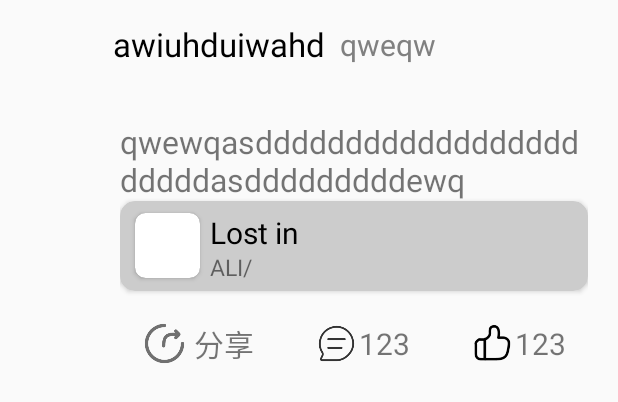
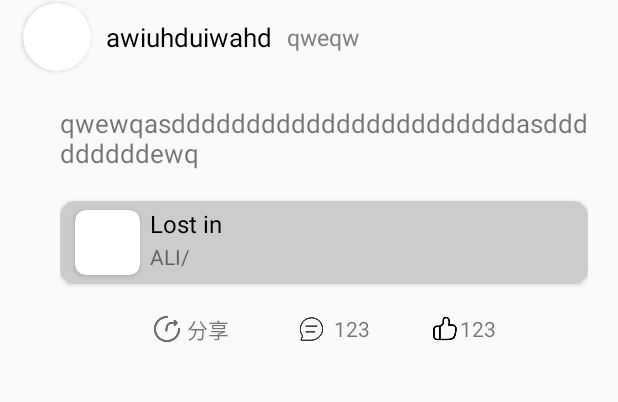
Before and after one commit to xoliu1/XoliuMusic, an Android app: the layout dongtai_item.xml on its own in the app's theme, with its tools: preview values and no code run, on a phone screen of 412 x 824 dp. Shown: the top 402 px of the screen. Run offline under Robolectric (Android 15) with nearby library versions, the phone set to English and light mode, and no system bars.

Commit message:
社区界面的View结构写完

```diff
--- a/app/src/main/java/com/xoliu/xoliumusic/DataBean/dongtai.kt
+++ b/app/src/main/java/com/xoliu/xoliumusic/DataBean/dongtai.kt
@@ -11,8 +11,8 @@ class dongtai {
     var songName:String
     var songSinger:String
     var random = Random()
-    var pinglunNum:Int = random.nextInt(901) + 107
-    var dianzanNum:Int = random.nextInt(9003) + 1006
+    var pinglunNum:String = (random.nextInt(901) + 107).toString()
+    var dianzanNum:String = (random.nextInt(9003) + 1006).toString()
 
     constructor(
         userImg: Int,
--- a/app/src/main/java/com/xoliu/xoliumusic/ui/Main/Fragment/MineFragment.kt
+++ b/app/src/main/java/com/xoliu/xoliumusic/ui/Main/Fragment/MineFragment.kt
@@ -34,7 +34,7 @@ class MineFragment : BaseFragment<FragmentMineBinding>() {
 
     var geDanList1 = ArrayList<gedan>()
     var geDanList2 = ArrayList<gedan>()
-    var geDanList3 = ArrayList<gedan>()
+
     override fun onCreate(savedInstanceState: Bundle?) {
         super.onCreate(savedInstanceState)
 
--- a/app/src/main/res/layout/dongtai_item.xml
+++ b/app/src/main/res/layout/dongtai_item.xml
@@ -6,28 +6,38 @@
     android:orientation="vertical">
     <LinearLayout
         android:layout_width="match_parent"
-        android:layout_height="60dp"
+        android:layout_height="50dp"
         android:orientation="horizontal">
+        <androidx.cardview.widget.CardView
+            android:layout_width="wrap_content"
+            android:layout_height="wrap_content"
+            android:layout_gravity="left|center"
+            android:layout_marginLeft="15dp"
+            app:cardCornerRadius="100dp">
         <ImageView
             android:id="@+id/touXiang"
-            android:layout_width="60dp"
-            android:layout_height="60dp"
-            android:layout_gravity="left"
-            android:layout_marginLeft="15dp"/>
+            android:layout_width="45dp"
+            android:layout_height="45dp"
+
+            android:adjustViewBounds="true"/>
+        </androidx.cardview.widget.CardView>
         <TextView
             android:id="@+id/UserName"
             android:layout_width="wrap_content"
             android:layout_height="30dp"
             android:textColor="@color/black"
+            android:layout_marginLeft="10dp"
             android:text="awiuhduiwahd"
-            android:textSize="22sp"
+            android:textSize="17sp"
+            android:gravity="center"
             android:layout_gravity="center"/>
         <TextView
             android:id="@+id/userAction"
             android:layout_width="wrap_content"
             android:layout_height="27dp"
             android:layout_gravity="center"
-            android:textSize="20sp"
+            android:gravity="center"
+            android:textSize="15sp"
             android:layout_marginLeft="10dp"
             android:text="qweqw"
             android:textColor="@color/gray"
@@ -37,7 +47,7 @@
     <LinearLayout
         android:layout_width="match_parent"
         android:layout_height="wrap_content"
-        android:paddingStart="80dp"
+        android:paddingStart="40dp"
         android:paddingRight="20dp"
         android:paddingTop="20dp"
         android:orientation="vertical">
@@ -46,12 +56,13 @@
             android:layout_width="match_parent"
             android:layout_height="wrap_content"
             android:text="qwewqasdddddddddddddddddddddddasdddddddddewq"
-            android:textSize="21sp"/>
+            android:textSize="17sp"/>
         <androidx.cardview.widget.CardView
             android:layout_width="match_parent"
-            android:layout_height="60dp"
+            android:layout_height="55dp"
             app:cardCornerRadius="10dp"
-            app:cardBackgroundColor="@color/gray_cc">
+            app:cardBackgroundColor="@color/gray_cc"
+            android:layout_marginTop="20dp">
             <androidx.cardview.widget.CardView
                 android:layout_width="wrap_content"
                 android:layout_height="wrap_content"
@@ -68,18 +79,18 @@
                 android:id="@+id/songName"
                 android:layout_width="wrap_content"
                 android:layout_marginLeft="60dp"
-                android:layout_marginTop="7dp"
+                android:layout_marginTop="4dp"
                 android:text="Lost in"
                 android:textColor="@color/black"
                 android:layout_height="wrap_content"
-                android:textSize="20sp"/>
+                android:textSize="16sp"/>
             <TextView
                 android:id="@+id/songSinger"
                 android:layout_width="wrap_content"
                 android:layout_height="wrap_content"
                 android:layout_marginLeft="60dp"
-                android:layout_marginTop="33dp"
-                android:textSize="15sp"
+                android:layout_marginTop="27dp"
+                android:textSize="14sp"
                 android:text="ALI/"/>
 
 
@@ -88,13 +99,13 @@
         <LinearLayout
             android:layout_marginTop="20dp"
             android:layout_width="match_parent"
-            android:layout_height="30dp"
+            android:layout_height="20dp"
             android:orientation="horizontal"
             android:layout_gravity="bottom"
             android:gravity="center">
             <ImageView
-                android:layout_width="30dp"
-                android:layout_height="30dp"
+                android:layout_width="20dp"
+                android:layout_height="20dp"
                 android:src="@drawable/share"
                 android:adjustViewBounds="true"/>
             <TextView
@@ -102,10 +113,10 @@
                 android:layout_height="40dp"
                 android:text=" 分享"
                 android:gravity="center"
-                android:textSize="20sp"/>
+                android:textSize="14sp"/>
             <ImageView
                 android:layout_width="30dp"
-                android:layout_height="30dp"
+                android:layout_height="20dp"
                 android:src="@drawable/pingklun"
                 android:adjustViewBounds="true"
                 android:layout_marginLeft="40dp"/>
@@ -115,20 +126,20 @@
                 android:layout_height="40dp"
                 android:text="123"
                 android:gravity="center"
-                android:textSize="20sp"/>
+                android:textSize="14sp"/>
             <ImageView
-                android:layout_width="30dp"
-                android:layout_height="30dp"
+                android:layout_width="20dp"
+                android:layout_height="20dp"
                 android:src="@drawable/dianzan3"
                 android:adjustViewBounds="true"
                 android:layout_marginLeft="40dp"/>
             <TextView
                 android:id="@+id/dianzanNum"
                 android:layout_width="wrap_content"
-                android:layout_height="40dp"
+                android:layout_height="20dp"
                 android:text="123"
                 android:gravity="center"
-                android:textSize="20sp"/>
+                android:textSize="14sp"/>
 
 
 
```
Also changed, not shown: app/src/main/java/com/xoliu/xoliumusic/ui/Main/Fragment/sheqvFragment.kt (+22 -3 lines), app/src/main/java/com/xoliu/xoliumusic/ui/Main/adapter/dongtaiAdapter.kt (+18 -4 lines), app/src/main/res/layout/fragment_sheqv.xml (+14 -1 lines).
